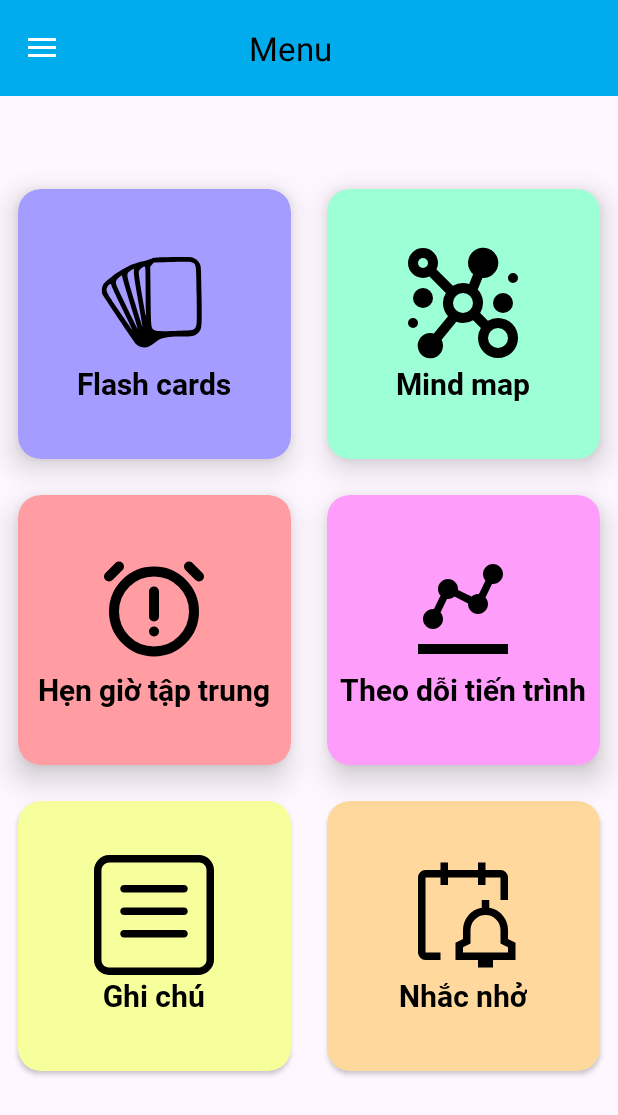
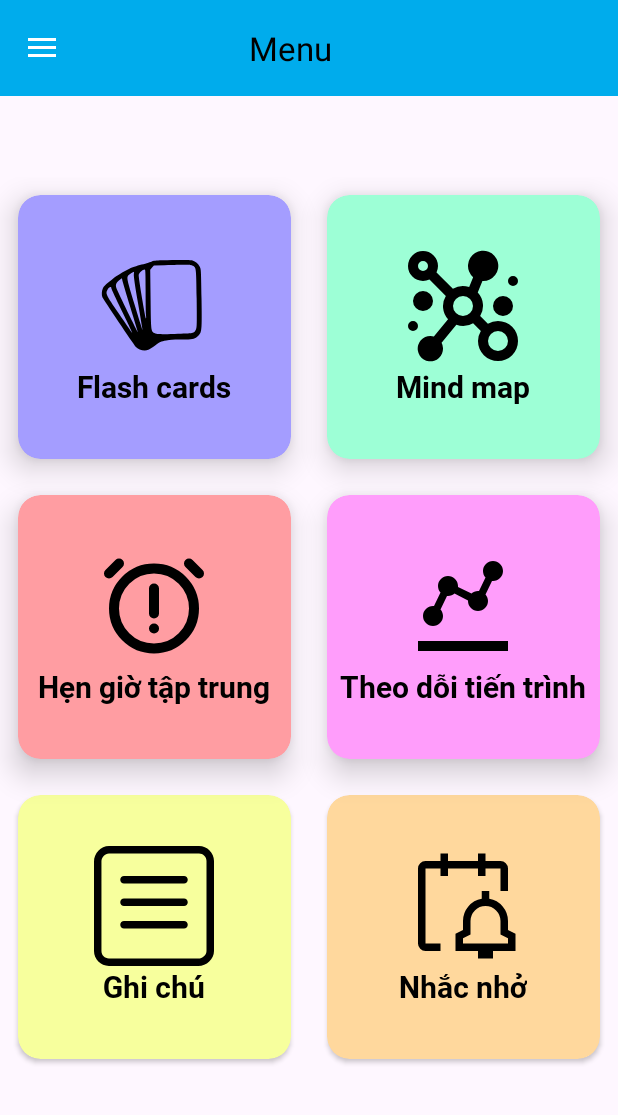
Before and after one commit to kduythanh/NCKH-StudyHelperApp, an Android app: the MainActivity screen opened directly, with no data from a screen before it, on a phone screen of 412 x 824 dp. Shown: the top 1115 px of the screen. Run offline under Robolectric (Android 15) with nearby library versions, the phone set to English and light mode, and no system bars; our stand-ins replace Firebase (no records; nobody signed in at launch, a user with empty details on screens opened directly).

Commit message:
Fix main activity

```diff
--- a/app/src/main/AndroidManifest.xml
+++ b/app/src/main/AndroidManifest.xml
@@ -23,11 +23,7 @@
         <activity
             android:name=".NoteFunction.NoteFunctionAcitivity"
             android:exported="true" >
-            <intent-filter>
-                <action android:name="android.intent.action.MAIN" />
 
-                <category android:name="android.intent.category.LAUNCHER" />
-            </intent-filter>
         </activity>
         <activity
             android:name=".FocusActivity"
@@ -38,7 +34,11 @@
         <activity
             android:name=".LogInActivity"
             android:exported="true" >
+            <intent-filter>
+                <action android:name="android.intent.action.MAIN" />
 
+                <category android:name="android.intent.category.LAUNCHER" />
+            </intent-filter>
         </activity>
         <activity
             android:name=".SignUpActivity"
--- a/app/src/main/java/com/example/nlcs/MainActivity.kt
+++ b/app/src/main/java/com/example/nlcs/MainActivity.kt
@@ -2,12 +2,14 @@ package com.example.nlcs
 
 import android.content.Intent
 import android.os.Bundle
+import android.widget.TextView
 import android.widget.Toast
 import androidx.activity.OnBackPressedCallback
 import androidx.appcompat.app.ActionBarDrawerToggle
 import androidx.appcompat.app.AppCompatActivity
 import androidx.core.view.GravityCompat
 import androidx.drawerlayout.widget.DrawerLayout
+import com.example.nlcs.NoteFunction.NoteFunctionAcitivity
 import com.example.nlcs.databinding.ActivityMainBinding
 import com.google.firebase.Firebase
 import com.google.firebase.auth.FirebaseAuth
@@ -19,6 +21,7 @@ class MainActivity : AppCompatActivity() {
     private lateinit var binding: ActivityMainBinding
     private lateinit var firebaseAuth: FirebaseAuth
     private lateinit var drawerLayout: DrawerLayout
+
 
     override fun onCreate(savedInstanceState: Bundle?) {
         super.onCreate(savedInstanceState)
@@ -35,16 +38,55 @@ class MainActivity : AppCompatActivity() {
         drawerLayout.addDrawerListener(toggle)
         toggle.syncState()
 
-        binding.toolbar.setNavigationOnClickListener{
-            if(drawerLayout.isDrawerOpen(binding.navigationView)){
+        binding.toolbar.setNavigationOnClickListener {
+            if (drawerLayout.isDrawerOpen(binding.navigationView)) {
                 drawerLayout.closeDrawer(binding.navigationView)
-            }else{
+            } else {
                 drawerLayout.openDrawer(binding.navigationView)
             }
         }
 
+        updateNavHeader()
+
+        // Set click listener for the Flash card
+//        binding.card1.setOnClickListener {
+//            val intent = Intent(this, FlashCardActivity::class.java)
+//            startActivity(intent)
+//        }
+//
+//        // Set click listener for the Mind map
+//        binding.card2.setOnClickListener {
+//            val intent = Intent(this, MindMapActivity::class.java)
+//            startActivity(intent)
+//        }
+
+        // Set click listener for the Focus card
+        binding.card3.setOnClickListener {
+            val intent = Intent(this, FocusActivity::class.java)
+            startActivity(intent)
+        }
+
+        // Set click listener for the Statistics
+//        binding.card4.setOnClickListener {
+//            val intent = Intent(this, StatisticsActivity::class.java)
+//            startActivity(intent)
+//        }
+//
+        // Set click listener for the Focus card
+        binding.card5.setOnClickListener {
+            val intent = Intent(this, NoteFunctionAcitivity::class.java)
+            startActivity(intent)
+        }
+//
+//        // Set click listener for the Reminder
+//        binding.card6.setOnClickListener {
+//            val intent = Intent(this, ReminderActivity::class.java)
+//            startActivity(intent)
+//        }
+
+
         binding.navigationView.setNavigationItemSelectedListener { menuItem ->
-            when (menuItem.itemId){
+            when (menuItem.itemId) {
                 R.id.nav_logout -> {
                     drawerLayout.closeDrawer(GravityCompat.START)
                     firebaseAuth.signOut()
@@ -54,33 +96,28 @@ class MainActivity : AppCompatActivity() {
                     finish()
                     true
                 }
-
                 else -> false
             }
         }
 
-        onBackPressedDispatcher.addCallback(this, object: OnBackPressedCallback(true){
-            override fun handleOnBackPressed(){
-                if(drawerLayout.isDrawerOpen(GravityCompat.START)){
+        onBackPressedDispatcher.addCallback(this, object : OnBackPressedCallback(true) {
+            override fun handleOnBackPressed() {
+                if (drawerLayout.isDrawerOpen(GravityCompat.START)) {
                     drawerLayout.closeDrawer(GravityCompat.START)
-                }else{
+                } else {
                     finish()
                 }
             }
         })
-
-        // Test Click listener for log out button
-//        binding.logOutTestButton.setOnClickListener {
-//            firebaseAuth.signOut()
-//            val intent = Intent(this, LogInActivity::class.java)
-//            startActivity(intent)
-//            Toast.makeText(this, "Logged Out", Toast.LENGTH_SHORT).show()
-//            finish()
-//        }
-
     }
 
-//    private fun isCurrentActivity(activityClass: Class<*>): Boolean {
-//        return activityClass == this::class.java
-//    }
+    private fun updateNavHeader() {
+        val headerView = binding.navigationView.getHeaderView(0)
+        val emailTextView: TextView = headerView.findViewById(R.id.nav_header_email)
+
+        val currentUser = firebaseAuth.currentUser
+        if (currentUser != null) {
+            emailTextView.text = currentUser.email
+        }
+    }
 }
--- a/app/src/main/res/layout/activity_main.xml
+++ b/app/src/main/res/layout/activity_main.xml
@@ -10,6 +10,9 @@
     android:layout_height="match_parent"
     tools:context=".MainActivity">
 
+    <FrameLayout
+        android:layout_width="match_parent"
+        android:layout_height="match_parent">
         <androidx.constraintlayout.widget.ConstraintLayout
             android:id="@+id/toolbar_layout"
             android:layout_width="match_parent"
@@ -32,19 +35,20 @@
             <GridLayout
                 android:id="@+id/grid_layout"
                 android:layout_width="match_parent"
-            android:layout_height="wrap_content"
+                android:layout_height="600dp"
                 android:layout_below="@+id/toolbar"
                 android:columnCount="2"
                 android:rowCount="3"
                 app:layout_constraintBottom_toBottomOf="parent"
+                app:layout_constraintEnd_toEndOf="parent"
+                app:layout_constraintStart_toStartOf="parent"
                 app:layout_constraintTop_toBottomOf="@+id/toolbar"
-            app:layout_constraintVertical_bias="0.338"
-            tools:layout_editor_absoluteX="0dp">
+                app:layout_constraintVertical_bias="0.338">
 
                 <androidx.cardview.widget.CardView
                     android:id="@+id/card_1"
                     android:layout_width="150dp"
-                android:layout_height="180dp"
+                    android:layout_height="wrap_content"
                     android:layout_row="0"
                     android:layout_rowWeight="1"
                     android:layout_column="0"
@@ -82,7 +86,7 @@
                 <androidx.cardview.widget.CardView
                     android:id="@+id/card_2"
                     android:layout_width="150dp"
-                android:layout_height="180dp"
+                    android:layout_height="wrap_content"
                     android:layout_row="0"
                     android:layout_rowWeight="1"
                     android:layout_column="1"
@@ -120,7 +124,7 @@
                 <androidx.cardview.widget.CardView
                     android:id="@+id/card_3"
                     android:layout_width="150dp"
-                android:layout_height="180dp"
+                    android:layout_height="wrap_content"
                     android:layout_row="1"
                     android:layout_rowWeight="1"
                     android:layout_column="0"
@@ -159,7 +163,7 @@
                 <androidx.cardview.widget.CardView
                     android:id="@+id/card_4"
                     android:layout_width="150dp"
-                android:layout_height="180dp"
+                    android:layout_height="wrap_content"
                     android:layout_row="1"
                     android:layout_rowWeight="1"
                     android:layout_column="1"
@@ -198,15 +202,14 @@
                 <androidx.cardview.widget.CardView
                     android:id="@+id/card_5"
                     android:layout_width="150dp"
-                android:layout_height="180dp"
+                    android:layout_height="wrap_content"
                     android:layout_row="2"
                     android:layout_rowWeight="1"
                     android:layout_column="0"
                     android:layout_columnWeight="1"
                     android:layout_margin="12dp"
                     android:backgroundTint="@color/background_5"
-                app:cardCornerRadius="15dp"
-                >
+                    app:cardCornerRadius="15dp">
 
                     <LinearLayout
                         android:layout_width="match_parent"
@@ -236,15 +239,14 @@
                 <androidx.cardview.widget.CardView
                     android:id="@+id/card_6"
                     android:layout_width="150dp"
-                android:layout_height="180dp"
+                    android:layout_height="wrap_content"
                     android:layout_row="2"
                     android:layout_rowWeight="1"
                     android:layout_column="1"
                     android:layout_columnWeight="1"
                     android:layout_margin="12dp"
                     android:backgroundTint="@color/background_6"
-                app:cardCornerRadius="15dp"
-                >
+                    app:cardCornerRadius="15dp">
 
                     <LinearLayout
                         android:layout_width="match_parent"
@@ -273,7 +275,7 @@
 
             </GridLayout>
         </androidx.constraintlayout.widget.ConstraintLayout>
-
+    </FrameLayout>
 
     <com.google.android.material.navigation.NavigationView
         android:id="@+id/navigation_view"
@@ -282,5 +284,6 @@
         android:layout_gravity="start"
         app:headerLayout="@layout/nav_header"
         app:menu="@menu/nav_menu"
-        android:paddingTop="15dp"/>
+        android:paddingTop="0dp"
+        android:fitsSystemWindows="true" />
 </androidx.drawerlayout.widget.DrawerLayout>
--- a/app/src/main/res/layout/nav_header.xml
+++ b/app/src/main/res/layout/nav_header.xml
@@ -3,7 +3,7 @@
     xmlns:android="http://schemas.android.com/apk/res/android"
     android:orientation="horizontal"
     android:layout_width="match_parent"
-    android:layout_height="110dp"
+    android:layout_height="wrap_content"
     android:layout_gravity="top"
     android:padding="16dp"
     android:background="@color/primaryColor"
@@ -23,6 +23,7 @@
         android:orientation="vertical">
 
         <TextView
+            android:id="@+id/nav_header_username"
             android:layout_width="wrap_content"
             android:layout_height="wrap_content"
             android:text="@string/Hello"
@@ -33,6 +34,7 @@
             android:padding="5dp"/>
 
         <TextView
+            android:id="@+id/nav_header_email"
             android:layout_width="wrap_content"
             android:layout_height="wrap_content"
             android:text="@string/UserName"
```
Lines whose indentation alone changed are shown as unchanged.
